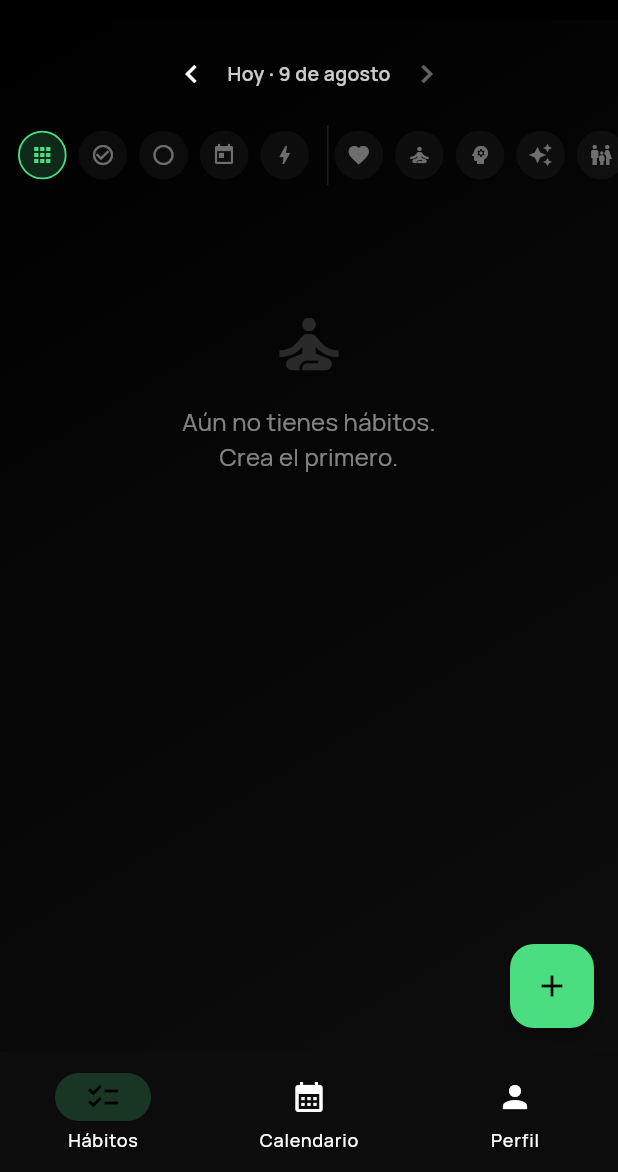
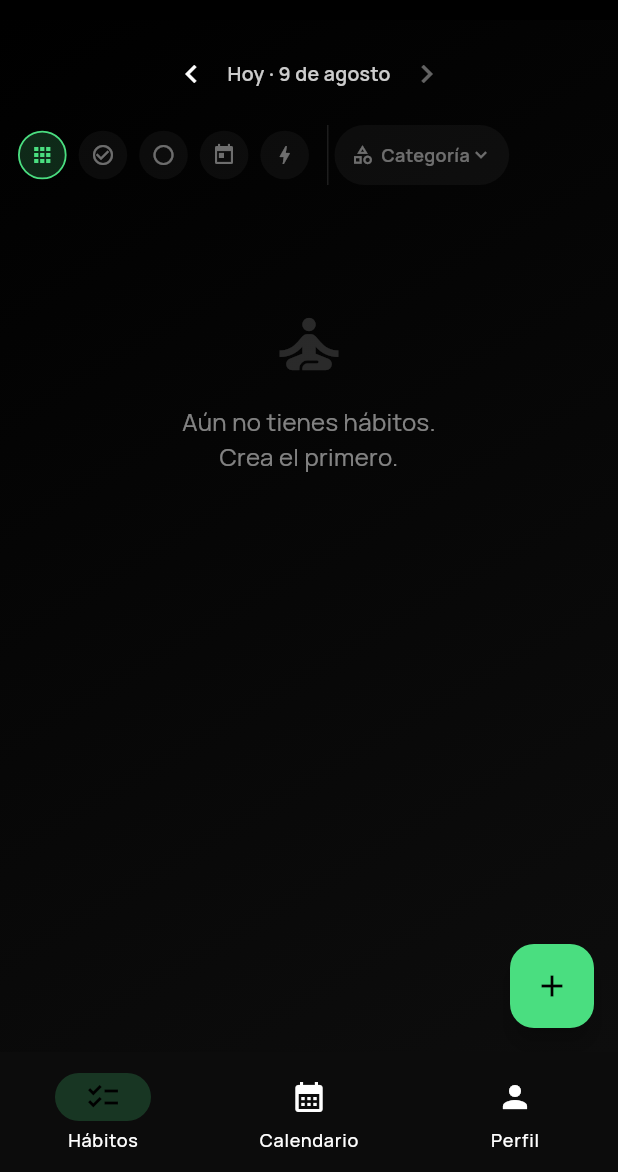
Before and after one commit to lxcarlos/Fera-Progress, a Flutter app: the screen it shows after launch, on a phone screen of 412 x 824 dp, the part 64-1236 px from its top. Run offline on Flutter 3.47's test engine with Material 3 defaults, Android fonts, the light colour scheme and no system bars; our stand-ins replace flutter_local_notifications, google_fonts, shared_preferences, sqflite, table_calendar, timezone; accounts and stored records are empty.

Commit message:
colores bot

```diff
--- a/lib/screens/home_screen.dart
+++ b/lib/screens/home_screen.dart
@@ -3,6 +3,7 @@ import 'package:flutter/material.dart';
 import '../models/habit.dart';
 import '../database/db_helper.dart';
 import '../constants/categories.dart';
+import '../widgets/glass_picker.dart';
 import '../constants/design_tokens.dart';
 import '../utils/color_utils.dart';
 import '../utils/date_utils.dart';
@@ -704,6 +705,11 @@ class _DateNav extends StatelessWidget {
   }
 }
 
+
+
+
+
+
 class _FilterRow extends StatelessWidget {
   final TypeFilter typeFilter;
   final String? categoryFilter;
@@ -747,6 +753,12 @@ class _FilterRow extends StatelessWidget {
       );
     }
 
+    // En vez de 7 circulitos de categoría sueltos, un solo botón que
+    // abre el selector (mismo estilo que "Categoría" en el diálogo de
+    // eventos). Menos ruido visual, misma función.
+    final selectedCategoryData = categoryFilter != null ? kCategories[categoryFilter] : null;
+    final categoryColor = categoryFilter != null ? categoryAccent(context, categoryFilter!) : theme.colorScheme.onSurface.withOpacity(0.4);
+
     return SizedBox(
       height: 40,
       child: ListView(
@@ -760,20 +772,71 @@ class _FilterRow extends StatelessWidget {
                 onTap: () => onTypeChanged(e.key),
               )),
           Container(width: 1, height: 24, color: theme.colorScheme.onSurface.withOpacity(0.1), margin: const EdgeInsets.symmetric(horizontal: 4)),
-          ...kCategories.entries.where((e) => e.key != 'general').map((e) {
-            final color = categoryAccent(context, e.key);
-            return iconChip(
-              selected: categoryFilter == e.key,
-              icon: e.value['icon'] as IconData,
-              color: color,
-              onTap: () => onCategoryChanged(categoryFilter == e.key ? null : e.key),
-            );
-          }),
+          GestureDetector(
+            onTap: () async {
+              final result = await showGlassPicker<String?>(
+                context,
+                title: 'Filtrar por categoría',
+                selected: categoryFilter,
+                options: [
+                  const GlassPickerOption<String?>(value: null, label: 'Todas las categorías', icon: Icons.apps),
+                  ...kCategories.entries.where((e) => e.key != 'general').map(
+                        (e) => GlassPickerOption<String?>(
+                          value: e.key,
+                          label: e.value['label'] as String,
+                          icon: e.value['icon'] as IconData,
+                          color: categoryAccent(context, e.key),
+                        ),
+                      ),
+                ],
+              );
+              // showGlassPicker devuelve null tanto si eligió "Todas" como
+              // si cerró sin elegir nada; por eso el picker en sí ya
+              // resuelve ambos casos igual (mostrar todo), no hace falta
+              // distinguirlos aquí.
+              onCategoryChanged(result);
+            },
+            child: Container(
+              margin: const EdgeInsets.only(right: 8),
+              padding: const EdgeInsets.symmetric(horizontal: 10, vertical: 7),
+              decoration: BoxDecoration(
+                borderRadius: BorderRadius.circular(20),
+                color: categoryFilter != null
+                    ? categoryColor.withOpacity(0.18)
+                    : (isDark ? Colors.white.withOpacity(0.04) : Colors.black.withOpacity(0.03)),
+                border: Border.all(color: categoryFilter != null ? categoryColor : Colors.transparent, width: 1.2),
+              ),
+              child: Row(
+                mainAxisSize: MainAxisSize.min,
+                children: [
+                  Icon(
+                    selectedCategoryData != null ? selectedCategoryData['icon'] as IconData : Icons.category_outlined,
+                    size: 15,
+                    color: categoryColor,
+                  ),
+                  const SizedBox(width: 5),
+                  Text(
+                    selectedCategoryData != null ? selectedCategoryData['label'] as String : 'Categoría',
+                    style: TextStyle(fontSize: 12, fontWeight: FontWeight.w600, color: categoryColor),
+                  ),
+                  Icon(Icons.expand_more, size: 15, color: categoryColor),
+                ],
+              ),
+            ),
+          ),
         ],
       ),
     );
   }
 }
+
+
+
+
+
+
+
+
 
 
 
```
Also changed, not shown: lib/widgets/week_view.dart (+17 -1 lines).
